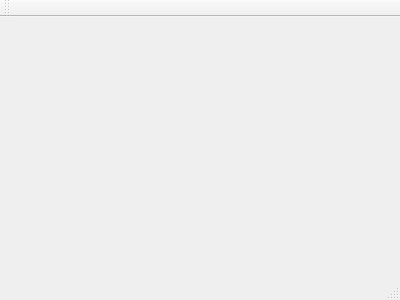
First picture: the form in mainwindow.ui, repository XXY138/TFgame, before the edit.
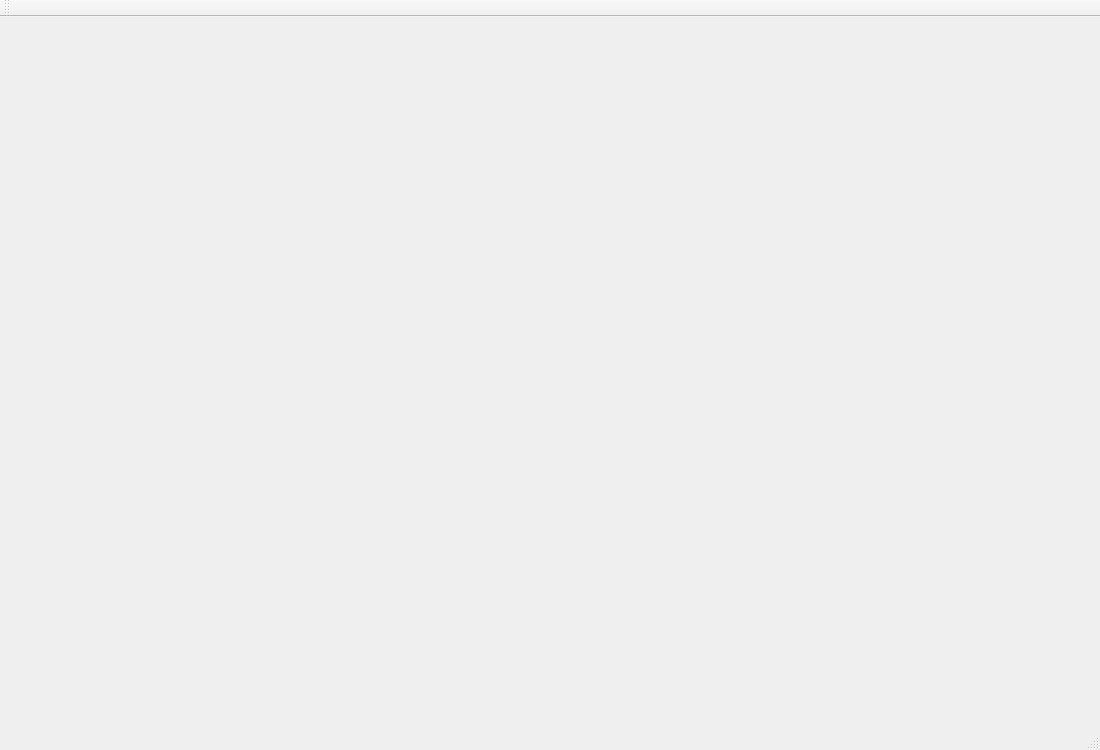
Second picture: the form after the edit.

Patch:
```diff
--- a/mainwindow.ui
+++ b/mainwindow.ui
@@ -1,24 +1,51 @@
 <ui version="4.0">
  <class>MainWindow</class>
- <widget class="QMainWindow" name="MainWindow" >
-  <property name="geometry" >
+ <widget class="QMainWindow" name="MainWindow">
+  <property name="geometry">
    <rect>
     <x>0</x>
     <y>0</y>
-    <width>400</width>
-    <height>300</height>
+    <width>1100</width>
+    <height>750</height>
    </rect>
   </property>
-  <property name="windowTitle" >
+  <property name="minimumSize">
+   <size>
+    <width>1100</width>
+    <height>750</height>
+   </size>
+  </property>
+  <property name="maximumSize">
+   <size>
+    <width>1100</width>
+    <height>750</height>
+   </size>
+  </property>
+  <property name="windowTitle">
    <string>MainWindow</string>
   </property>
-  <widget class="QMenuBar" name="menuBar" />
-  <widget class="QToolBar" name="mainToolBar" />
-  <widget class="QWidget" name="centralWidget" />
-  <widget class="QStatusBar" name="statusBar" />
+  <widget class="QWidget" name="centralWidget"/>
+  <widget class="QMenuBar" name="menuBar">
+   <property name="geometry">
+    <rect>
+     <x>0</x>
+     <y>0</y>
+     <width>1100</width>
+     <height>23</height>
+    </rect>
+   </property>
+  </widget>
+  <widget class="QToolBar" name="mainToolBar">
+   <attribute name="toolBarArea">
+    <enum>TopToolBarArea</enum>
+   </attribute>
+   <attribute name="toolBarBreak">
+    <bool>false</bool>
+   </attribute>
+  </widget>
+  <widget class="QStatusBar" name="statusBar"/>
  </widget>
- <layoutDefault spacing="6" margin="11" />
- <pixmapfunction></pixmapfunction>
+ <layoutdefault spacing="6" margin="11"/>
  <resources/>
  <connections/>
 </ui>
```
Left out of the diff: 1 changed line with no effect on the pictures.
